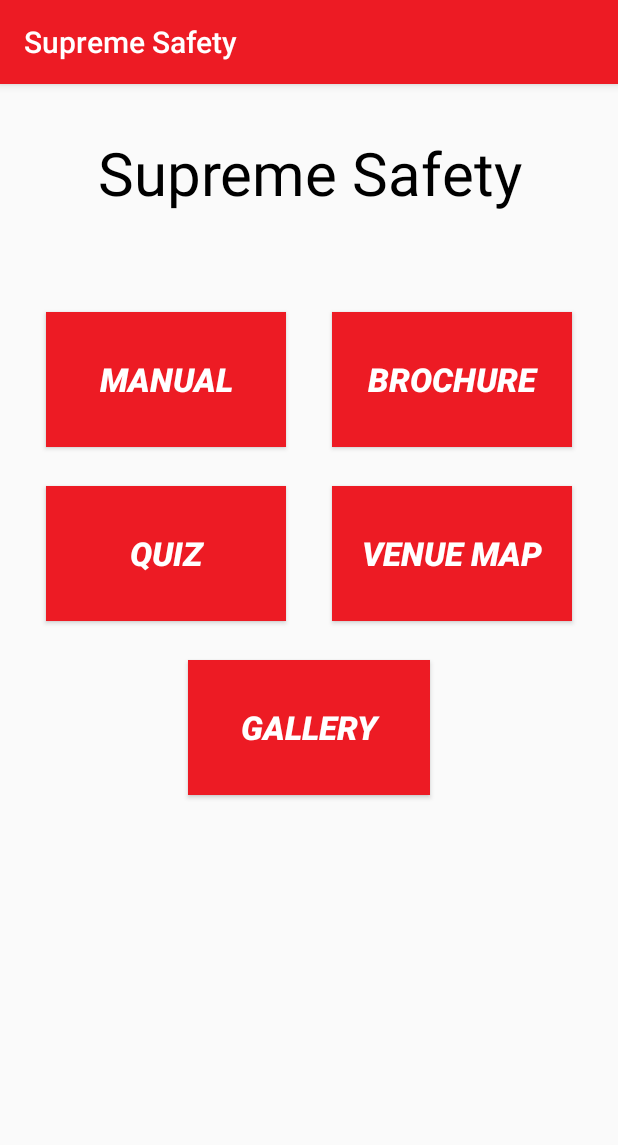
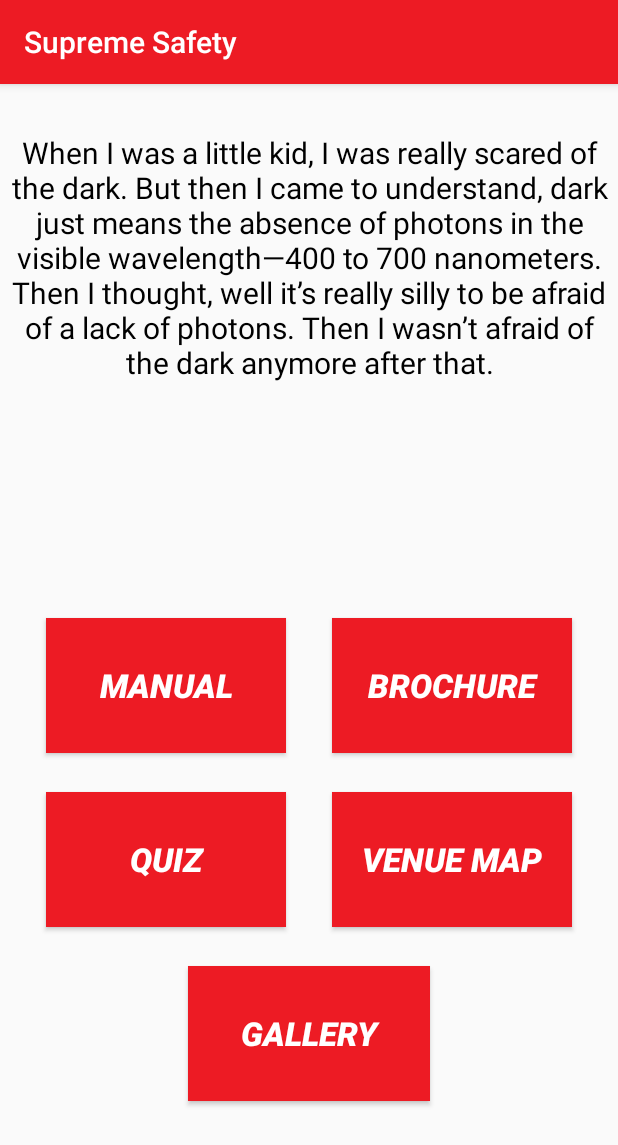
Before and after one commit to ahmedhamodi/smile4real, an Android app: the screen it shows after launch (MainActivity), on a phone screen of 412 x 824 dp. Shown: the top 1145 px of the screen. Run offline under Robolectric (Android 15) with nearby library versions, the phone set to English and light mode, and no system bars; libraries missing offline, so code that uses them is left out: com.loopj.android, cz.msebera.android; 2 statements that could not run were skipped.

Commit message:
update get request

```diff
--- a/app/src/main/java/ca/northviewheights/robotics/supremesafety/HttpUtils.java
+++ b/app/src/main/java/ca/northviewheights/robotics/supremesafety/HttpUtils.java
@@ -4,6 +4,7 @@ import android.widget.TextView;
 
 import com.loopj.android.http.*;
 
+import org.json.JSONException;
 import org.json.JSONObject;
 
 public class HttpUtils {
@@ -38,15 +39,50 @@ public class HttpUtils {
         RequestParams rp = new RequestParams();
         rp.add("category","inspire");
         JsonHttpHandler jp = new JsonHttpHandler();
-        HttpUtils.get("t", rp,jp);
-
+        //HttpUtils.get("t", rp,jp);
+        callback(new JSONObject());
 //        byte[] buffer;
 //        jp.getResponseString(buffer, )
         return jp.response_string.toString();
     }
 
     public static void callback(JSONObject obj){
-        tv.setText(obj.toString());
-        System.out.println("Here");
+
+        String json_test = "{\n" +
+                "  \"success\": {\n" +
+                "    \"total\": 1\n" +
+                "  },\n" +
+                "  \"contents\": {\n" +
+                "    \"quotes\": [\n" +
+                "      {\n" +
+                "        \"quote\": \"When I was a little kid, I was really scared of the dark. But then I came to understand, dark just means the absence of photons in the visible wavelength—400 to 700 nanometers. Then I thought, well it’s really silly to be afraid of a lack of photons. Then I wasn’t afraid of the dark anymore after that.\",\n" +
+                "        \"author\": \"Elon Musk\",\n" +
+                "        \"length\": \"303\",\n" +
+                "        \"tags\": [\n" +
+                "          \"fear\",\n" +
+                "          \"inspire\"\n" +
+                "        ],\n" +
+                "        \"category\": \"inspire\",\n" +
+                "        \"title\": \"Inspiring Quote of the day\",\n" +
+                "        \"date\": \"2019-01-26\",\n" +
+                "        \"id\": null\n" +
+                "      }\n" +
+                "    ],\n" +
+                "    \"copyright\": \"2017-19 theysaidso.com\"\n" +
+                "  }\n" +
+                "}";
+
+        try {
+            obj = new JSONObject(json_test);
+        } catch (JSONException e) {
+            e.printStackTrace();
+        }
+
+        try {
+            tv.setText(obj.getJSONObject("contents").getJSONArray("quotes").getJSONObject(0).get("quote").toString());
+        } catch (JSONException e) {
+            e.printStackTrace();
+        }
+        //System.out.println("Here");
     }
 }
--- a/app/src/main/java/ca/northviewheights/robotics/supremesafety/JsonHttpHandler.java
+++ b/app/src/main/java/ca/northviewheights/robotics/supremesafety/JsonHttpHandler.java
@@ -44,6 +44,7 @@ public class JsonHttpHandler extends TextHttpResponseHandler {
 
 
     private boolean useRFC5179CompatibilityMode = true;
+
     public JSONObject response_string = new JSONObject();
 
     /**
--- a/app/src/main/res/layout/activity_display_message.xml
+++ b/app/src/main/res/layout/activity_display_message.xml
@@ -12,7 +12,7 @@
         android:layout_height="90dp"
         android:layout_marginStart="8dp"
         android:layout_marginLeft="8dp"
-        android:layout_marginTop="268dp"
+        android:layout_marginTop="472dp"
         android:layout_marginEnd="16dp"
         android:layout_marginRight="16dp"
         android:background="@color/colorAccent"
@@ -53,7 +53,7 @@
         android:layout_height="90dp"
         android:layout_marginStart="125dp"
         android:layout_marginLeft="125dp"
-        android:layout_marginTop="384dp"
+        android:layout_marginTop="588dp"
         android:layout_marginEnd="125dp"
         android:layout_marginRight="125dp"
         android:background="@color/colorAccent"
@@ -63,7 +63,7 @@
         android:textSize="22sp"
         android:textStyle="bold|italic"
         app:layout_constraintEnd_toEndOf="parent"
-        app:layout_constraintHorizontal_bias="0.481"
+        app:layout_constraintHorizontal_bias="0.0"
         app:layout_constraintStart_toStartOf="parent"
         app:layout_constraintTop_toTopOf="parent" />
 
--- a/app/src/main/res/layout/activity_main.xml
+++ b/app/src/main/res/layout/activity_main.xml
@@ -17,7 +17,7 @@
         android:gravity="center"
         android:text="Supreme Safety"
         android:textColor="@android:color/black"
-        android:textSize="40sp"
+        android:textSize="20sp"
         tools:layout_editor_absoluteY="32dp"
         app:layout_constraintEnd_toEndOf="parent"
         app:layout_constraintStart_toEndOf="parent"
```
